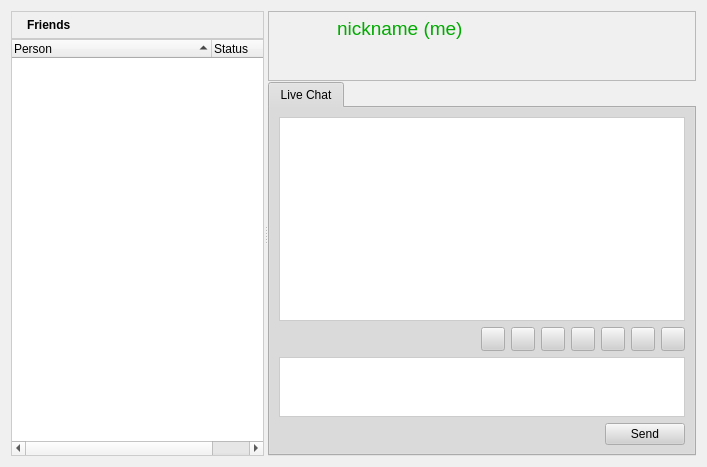
Qt form retroshare-gui/src/gui/PeersDialog.ui (RetroShare/RetroShare) before a commit.
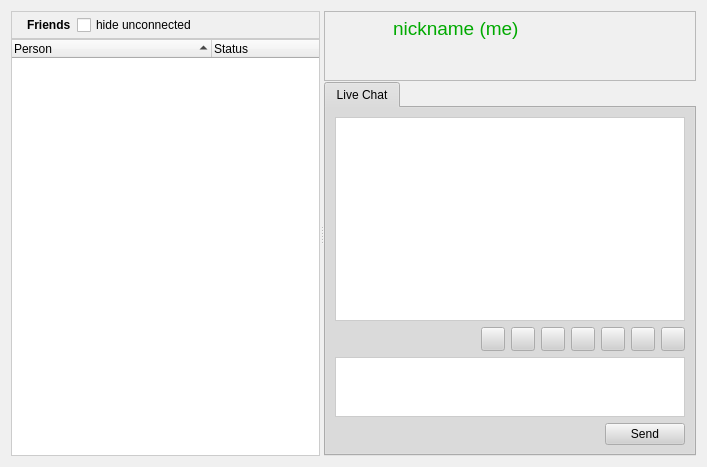
The same form after that commit. Icons and pictures are not drawn.

Commit message: add a check button to hide unconnected friends

Diff of the .ui file:
```diff
--- a/retroshare-gui/src/gui/PeersDialog.ui
+++ b/retroshare-gui/src/gui/PeersDialog.ui
@@ -544,7 +544,7 @@
             </item>
            </layout>
           </item>
-          <item row="0" column="1">
+          <item row="0" column="2">
            <spacer>
             <property name="orientation">
              <enum>Qt::Horizontal</enum>
@@ -557,7 +557,7 @@
             </property>
            </spacer>
           </item>
-          <item row="0" column="2">
+          <item row="0" column="3">
            <widget class="QPushButton" name="menupushButton">
             <property name="toolTip">
              <string>Add</string>
@@ -598,6 +598,13 @@
             </property>
            </widget>
           </item>
+          <item row="0" column="1">
+           <widget class="QCheckBox" name="hide_unconnected">
+            <property name="text">
+             <string>hide unconnected</string>
+            </property>
+           </widget>
+          </item>
          </layout>
         </widget>
        </item>
```
The commit also changes 1 other file.
